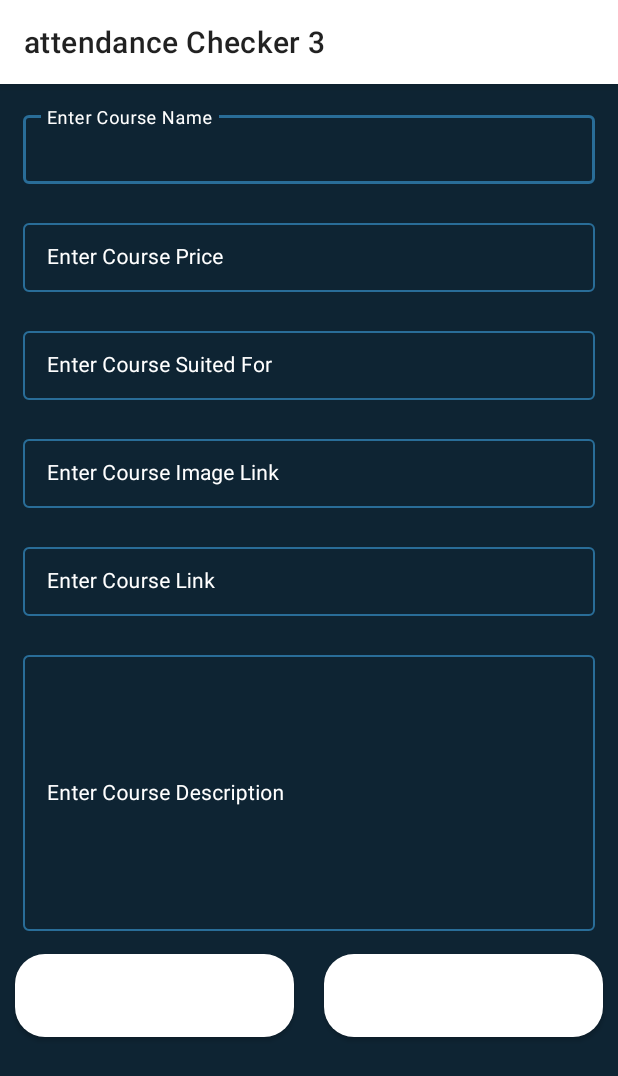
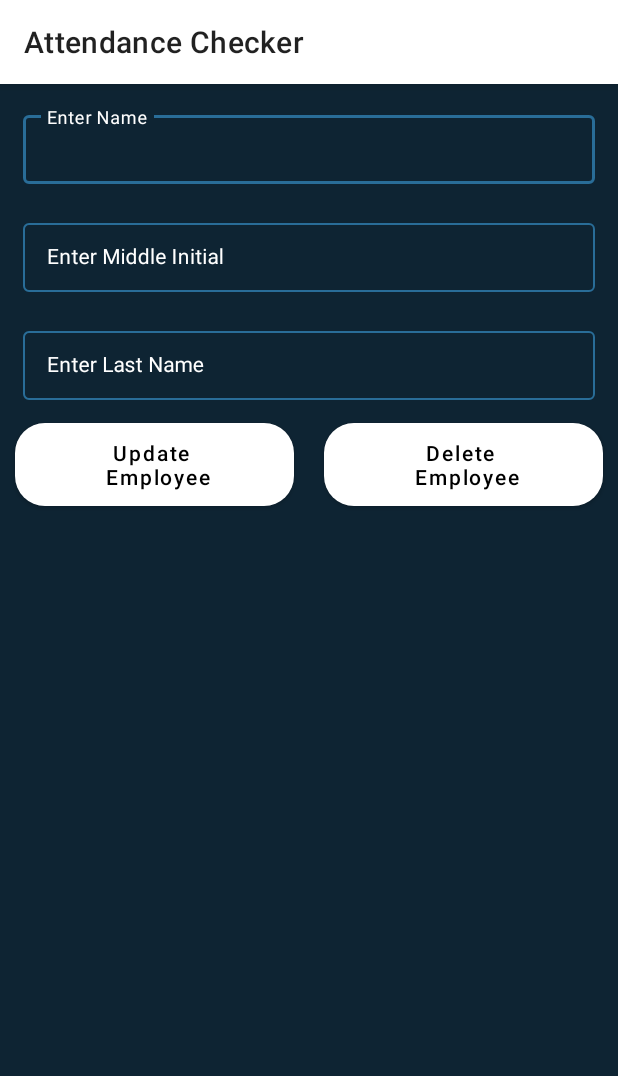
Before and after one commit to feliah1/Mobile-Attendance-Checker, an Android app: the EditCourseActivity screen opened directly, with no data from a screen before it, on a phone screen of 412 x 824 dp. Shown: the top 1076 px of the screen. Run offline under Robolectric (Android 15) with nearby library versions, the phone set to English and light mode, and no system bars; our stand-ins replace Firebase (no records; nobody signed in at launch, a user with empty details on screens opened directly).

Commit message:
feature fixed: ui for names are corrected and edit, add, and delete employee is functional

```diff
--- a/app/src/main/java/com/example/attendancechecker3/CourseRVAdapter.java
+++ b/app/src/main/java/com/example/attendancechecker3/CourseRVAdapter.java
@@ -44,7 +44,7 @@ public class CourseRVAdapter extends RecyclerView.Adapter<CourseRVAdapter.ViewHo
         // setting data to our recycler view item on below line.
         CourseRVModal courseRVModal = courseRVModalArrayList.get(position);
         holder.courseTV.setText(courseRVModal.getCourseName());
-        holder.coursePriceTV.setText("Rs. " + courseRVModal.getCoursePrice());
+        holder.courseBestSuitedFor.setText(courseRVModal.getBestSuitedFor());
         // adding animation to recycler view item on below line.
         setAnimation(holder.itemView, position);
         holder.courseIV.setOnClickListener(new View.OnClickListener() {
@@ -73,14 +73,14 @@ public class CourseRVAdapter extends RecyclerView.Adapter<CourseRVAdapter.ViewHo
         // creating variable for our image view and text view on below line.
         private final ImageView courseIV;
         private final TextView courseTV;
-        private final TextView coursePriceTV;
+        private final TextView courseBestSuitedFor;
 
         public ViewHolder(@NonNull View itemView) {
             super(itemView);
             // initializing all our variables on below line.
             courseIV = itemView.findViewById(R.id.idIVCourse);
             courseTV = itemView.findViewById(R.id.idTVCOurseName);
-            coursePriceTV = itemView.findViewById(R.id.idTVCousePrice);
+            courseBestSuitedFor = itemView.findViewById(R.id.idTVSuitedFor);
         }
     }
 
--- a/app/src/main/java/com/example/attendancechecker3/EditCourseActivity.java
+++ b/app/src/main/java/com/example/attendancechecker3/EditCourseActivity.java
@@ -42,7 +42,7 @@ public class EditCourseActivity extends AppCompatActivity {
         coursePriceEdt = findViewById(R.id.idEdtCoursePrice);
         bestSuitedEdt = findViewById(R.id.idEdtSuitedFor);
         loadingPB = findViewById(R.id.idPBLoading);
-        firebaseDatabase = FirebaseDatabase.getInstance();
+        firebaseDatabase = FirebaseDatabase.getInstance("https://awesome1111meow-default-rtdb.asia-southeast1.firebasedatabase.app");
         // on below line we are getting our modal class on which we have passed.
         courseRVModal = getIntent().getParcelableExtra("course");
         Button deleteCourseBtn = findViewById(R.id.idBtnDeleteCourse);
--- a/app/src/main/res/layout/activity_add_course.xml
+++ b/app/src/main/res/layout/activity_add_course.xml
@@ -107,7 +107,8 @@
                 android:layout_marginEnd="10dp"
                 android:layout_marginBottom="10dp"
                 android:background="@drawable/back_button"
-                android:text="Add Your Course"
+                android:textColor="@color/black"
+                android:text="Add Employee"
                 android:textAllCaps="false" />
 
 
--- a/app/src/main/res/layout/activity_edit_course.xml
+++ b/app/src/main/res/layout/activity_edit_course.xml
@@ -26,7 +26,7 @@
                 android:layout_marginLeft="10dp"
                 android:layout_marginTop="10dp"
                 android:layout_marginRight="10dp"
-                android:hint="Enter Course Name"
+                android:hint="Enter Name"
                 android:padding="5dp"
                 android:textColorHint="@color/white"
                 app:hintTextColor="@color/white">
@@ -52,7 +52,7 @@
                 android:layout_marginLeft="10dp"
                 android:layout_marginTop="10dp"
                 android:layout_marginRight="10dp"
-                android:hint="Enter Course Price"
+                android:hint="Enter Middle Initial"
                 android:padding="5dp"
                 android:textColorHint="@color/white"
                 app:boxStrokeColor="@color/purple_200"
@@ -64,7 +64,7 @@
                     android:layout_height="match_parent"
                     android:ems="10"
                     android:importantForAutofill="no"
-                    android:inputType="phone"
+                    android:inputType="textImeMultiLine|textMultiLine"
                     android:textColor="@color/white"
                     android:textColorHint="@color/white"
                     android:textSize="14sp"
@@ -80,92 +80,13 @@
                 android:layout_marginLeft="10dp"
                 android:layout_marginTop="10dp"
                 android:layout_marginRight="10dp"
-                android:hint="Enter Course Suited For"
+                android:hint="Enter Last Name"
                 android:padding="5dp"
                 android:textColorHint="@color/white"
                 app:hintTextColor="@color/white">
 
                 <com.google.android.material.textfield.TextInputEditText
                     android:id="@+id/idEdtSuitedFor"
-                    android:layout_width="match_parent"
-                    android:layout_height="match_parent"
-                    android:ems="10"
-                    android:importantForAutofill="no"
-                    android:inputType="textImeMultiLine|textMultiLine"
-                    android:textColor="@color/white"
-                    android:textColorHint="@color/white"
-                    android:textSize="14sp" />
-            </com.google.android.material.textfield.TextInputLayout>
-
-            <!--edit text for adding a course image link-->
-            <com.google.android.material.textfield.TextInputLayout
-                android:id="@+id/idTILCourseImageLink"
-                style="@style/LoginTextInputLayoutStyle"
-                android:layout_width="match_parent"
-                android:layout_height="wrap_content"
-                android:layout_marginLeft="10dp"
-                android:layout_marginTop="10dp"
-                android:layout_marginRight="10dp"
-                android:hint="Enter Course Image Link"
-                android:padding="5dp"
-                android:textColorHint="@color/white"
-                app:hintTextColor="@color/white">
-
-                <com.google.android.material.textfield.TextInputEditText
-                    android:id="@+id/idEdtCourseImageLink"
-                    android:layout_width="match_parent"
-                    android:layout_height="match_parent"
-                    android:ems="10"
-                    android:importantForAutofill="no"
-                    android:inputType="textImeMultiLine|textMultiLine"
-                    android:textColor="@color/white"
-                    android:textColorHint="@color/white"
-                    android:textSize="14sp" />
-            </com.google.android.material.textfield.TextInputLayout>
-
-            <!--edit text for adding a course link-->
-            <com.google.android.material.textfield.TextInputLayout
-                android:id="@+id/idTILCourseLink"
-                style="@style/LoginTextInputLayoutStyle"
-                android:layout_width="match_parent"
-                android:layout_height="wrap_content"
-                android:layout_marginLeft="10dp"
-                android:layout_marginTop="10dp"
-                android:layout_marginRight="10dp"
-                android:hint="Enter Course Link"
-                android:padding="5dp"
-                android:textColorHint="@color/white"
-                app:hintTextColor="@color/white">
-
-                <com.google.android.material.textfield.TextInputEditText
-                    android:id="@+id/idEdtCourseLink"
-                    android:layout_width="match_parent"
-                    android:layout_height="match_parent"
-                    android:ems="10"
-                    android:importantForAutofill="no"
-                    android:inputType="textImeMultiLine|textMultiLine"
-                    android:textColor="@color/white"
-                    android:textColorHint="@color/white"
-                    android:textSize="14sp" />
-            </com.google.android.material.textfield.TextInputLayout>
-
-
-            <!--edit text for adding a course description-->
-            <com.google.android.material.textfield.TextInputLayout
-                android:id="@+id/idTILCourseDescription"
-                style="@style/LoginTextInputLayoutStyle"
-                android:layout_width="match_parent"
-                android:layout_height="200dp"
-                android:layout_marginLeft="10dp"
-                android:layout_marginTop="10dp"
-                android:layout_marginRight="10dp"
-                android:hint="Enter Course Description"
-                android:padding="5dp"
-                android:textColorHint="@color/white"
-                app:hintTextColor="@color/white">
-
-                <com.google.android.material.textfield.TextInputEditText
-                    android:id="@+id/idEdtCourseDescription"
                     android:layout_width="match_parent"
                     android:layout_height="match_parent"
                     android:ems="10"
@@ -192,8 +113,9 @@
                     android:layout_marginEnd="10dp"
                     android:layout_marginBottom="10dp"
                     android:layout_weight="1"
+                    android:textColor="@color/black"
                     android:background="@drawable/back_button"
-                    android:text="Update Your \n Course"
+                    android:text="Update \n Employee"
                     android:textAllCaps="false" />
 
                 <!--button for deleting a course-->
@@ -206,8 +128,9 @@
                     android:layout_marginEnd="10dp"
                     android:layout_marginBottom="10dp"
                     android:layout_weight="1"
+                    android:textColor="@color/black"
                     android:background="@drawable/back_button"
-                    android:text="Delete Your \n Course"
+                    android:text="Delete \n Employee"
                     android:textAllCaps="false" />
 
             </LinearLayout>
--- a/app/src/main/res/layout/activity_main2.xml
+++ b/app/src/main/res/layout/activity_main2.xml
@@ -33,7 +33,11 @@
         android:layout_alignParentEnd="true"
         android:layout_alignParentRight="true"
         android:layout_alignParentBottom="true"
-        android:layout_margin="20dp"
+        android:layout_marginStart="20dp"
+        android:layout_marginTop="20dp"
+        android:layout_marginEnd="20dp"
+        android:layout_marginBottom="20dp"
+        android:text="+"
         android:src="@drawable/ic_add"
         app:background="@color/black_shade_1"
         app:backgroundTint="@color/black_shade_2"
--- a/app/src/main/res/values/strings.xml
+++ b/app/src/main/res/values/strings.xml
@@ -1,3 +1,3 @@
 <resources>
-    <string name="app_name">attendance Checker 3</string>
+    <string name="app_name">Attendance Checker</string>
 </resources>
```
Also changed, not shown: app/src/main/java/com/example/attendancechecker3/Add_Course_Activity.java (+5 -3 lines), app/src/main/java/com/example/attendancechecker3/CourseRVModal.java (+1 -16 lines), app/src/main/java/com/example/attendancechecker3/MainActivity2.java (+19 -11 lines), app/src/main/res/layout/bottom_sheet_layout.xml (+23 -53 lines), app/src/main/res/layout/course_rv_item.xml (+6 -6 lines), app/src/main/res/menu/menu_main.xml (+8 -0 lines).
